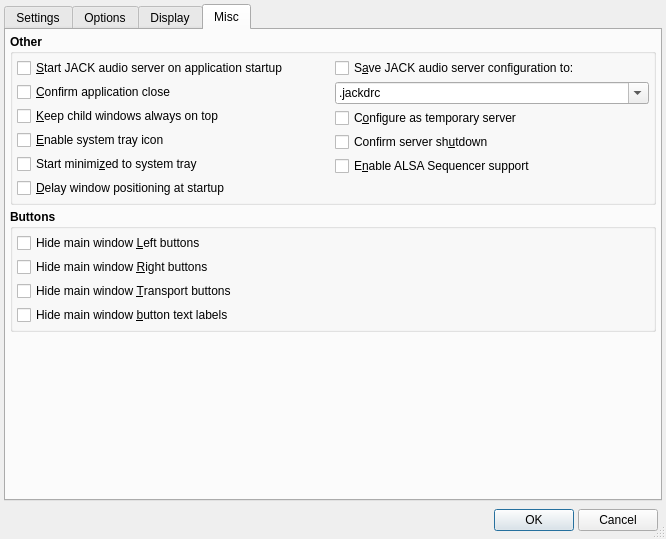
Above: src/qjackctlSetupForm.ui from rncbc/qjackctl before the change. Below: the same form after it.
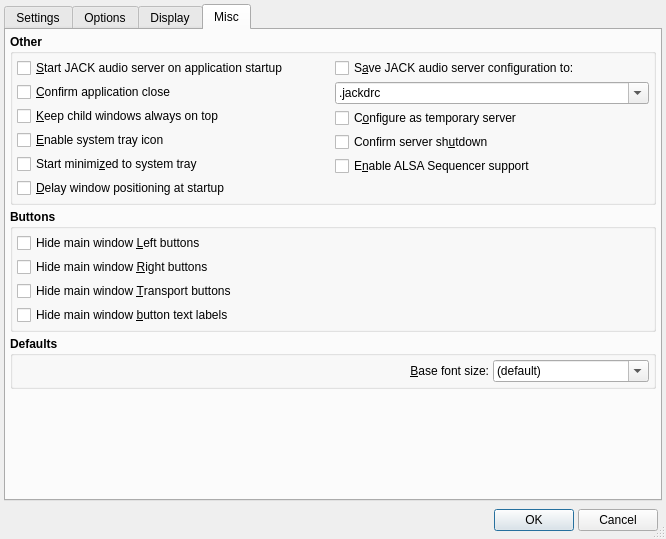
That is the form after the change. The open tabs and pages were chosen to show the change. Icons and pictures are not drawn.

Commit message: - Due to some trouble with newer Qt >= 4.4 applications regarding font   size configuration, a new global user option is now available to the   rescue: Setup/Misc/Defaults/Base font size (default is no-op).

What changed in the file:
```diff
--- a/src/qjackctlSetupForm.ui
+++ b/src/qjackctlSetupForm.ui
@@ -4024,6 +4024,111 @@
          </layout>
         </widget>
        </item>
+       <item>
+        <widget class="QGroupBox" name="DefaultsGroupBox" >
+         <property name="font" >
+          <font>
+           <weight>75</weight>
+           <bold>true</bold>
+          </font>
+         </property>
+         <property name="title" >
+          <string>Defaults</string>
+         </property>
+         <property name="flat" >
+          <bool>true</bool>
+         </property>
+         <layout class="QGridLayout" >
+          <property name="margin" >
+           <number>4</number>
+          </property>
+          <property name="spacing" >
+           <number>4</number>
+          </property>
+          <item row="0" column="0" colspan="2" >
+           <spacer>
+            <property name="orientation" >
+             <enum>Qt::Horizontal</enum>
+            </property>
+            <property name="sizeType" >
+             <enum>QSizePolicy::Expanding</enum>
+            </property>
+            <property name="sizeHint" >
+             <size>
+              <width>8</width>
+              <height>8</height>
+             </size>
+            </property>
+           </spacer>
+          </item>
+          <item row="0" column="2" >
+           <widget class="QLabel" name="BaseFontSizeTextLabel" >
+            <property name="font" >
+             <font>
+              <weight>50</weight>
+              <bold>false</bold>
+             </font>
+            </property>
+            <property name="text" >
+             <string>&amp;Base font size:</string>
+            </property>
+            <property name="alignment" >
+             <set>Qt::AlignRight|Qt::AlignTrailing|Qt::AlignVCenter</set>
+            </property>
+            <property name="buddy" >
+             <cstring>BaseFontSizeComboBox</cstring>
+            </property>
+           </widget>
+          </item>
+          <item row="0" column="3" >
+           <widget class="QComboBox" name="BaseFontSizeComboBox" >
+            <property name="font" >
+             <font>
+              <weight>50</weight>
+              <bold>false</bold>
+             </font>
+            </property>
+            <property name="toolTip" >
+             <string>Base application font size (pt.)</string>
+            </property>
+            <property name="editable" >
+             <bool>true</bool>
+            </property>
+            <item>
+             <property name="text" >
+              <string>(default)</string>
+             </property>
+            </item>
+            <item>
+             <property name="text" >
+              <string>8</string>
+             </property>
+            </item>
+            <item>
+             <property name="text" >
+              <string>9</string>
+             </property>
+            </item>
+            <item>
+             <property name="text" >
+              <string>10</string>
+             </property>
+            </item>
+            <item>
+             <property name="text" >
+              <string>11</string>
+             </property>
+            </item>
+            <item>
+             <property name="text" >
+              <string>12</string>
+             </property>
+            </item>
+           </widget>
+          </item>
+         </layout>
+        </widget>
+	   </item>
        <item>
         <spacer>
          <property name="orientation" >
```
Left out of the diff: 1 changed line with no effect on the pictures. The commit also changes 8 other files.
